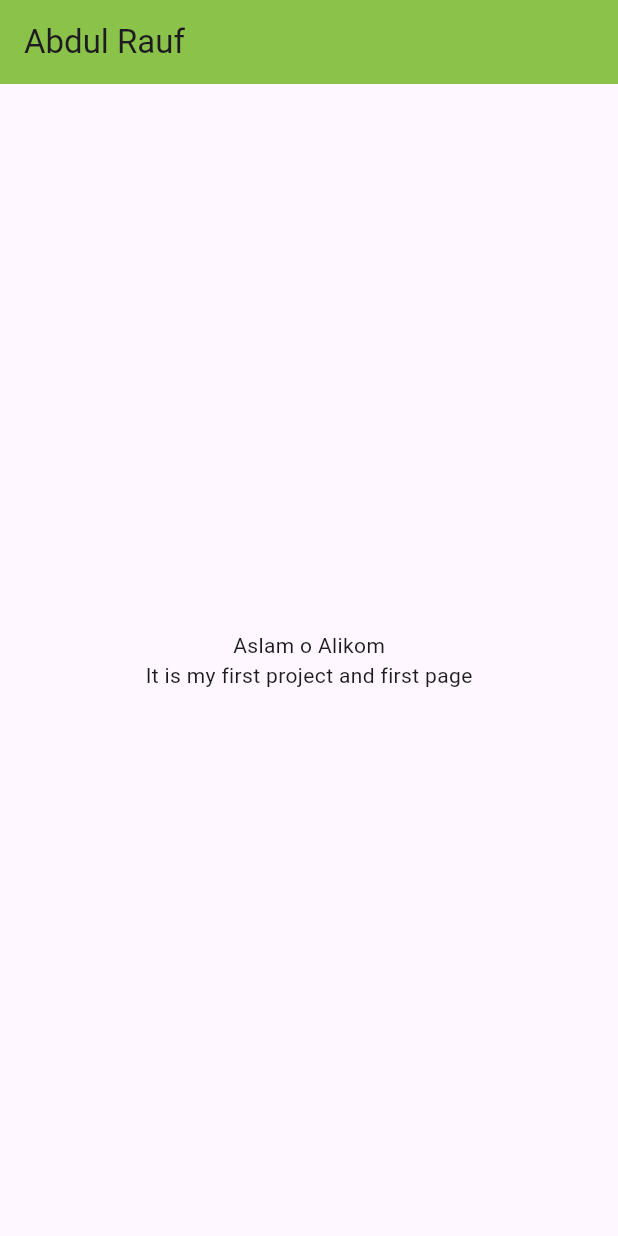
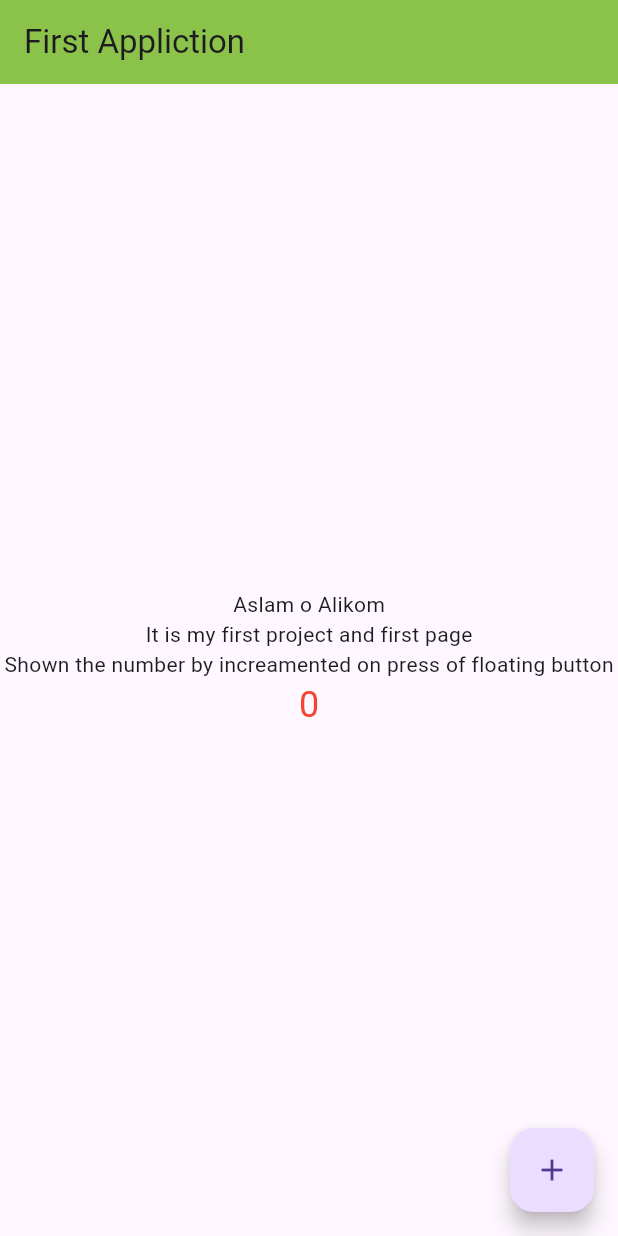
Before and after one commit to AbdulRauf67/flutter_RoadMap_app, a Flutter app: the screen it shows after launch, on a phone screen of 412 x 824 dp. Run offline on Flutter 3.47's test engine with Material 3 defaults, Android fonts, the phone set to English and light mode, and no system bars.

```diff
--- a/lib/main.dart
+++ b/lib/main.dart
@@ -1,5 +1,7 @@
 import 'package:flutter/material.dart';
 import 'package:first_flutter_project/uiScreens/home.dart';
+//import 'dart:js_interop';
+
 void main(){
  runApp(MyFirstApp());
 }
--- a/lib/uiScreens/home.dart
+++ b/lib/uiScreens/home.dart
@@ -1,17 +1,67 @@
+//import 'dart:js_interop';
 import 'package:flutter/animation.dart';
 import 'package:flutter/cupertino.dart';
 import 'package:flutter/material.dart';
+import 'package:flutter/rendering.dart';
 
-class FirstPage extends StatelessWidget{
+class FirstPage extends StatefulWidget{
 
   String title='';
   FirstPage(this.title);
 
+  // int counter=0;
+  // void Increment(){
+
+  //   counter=counter+1;
+  // }
+  //
+  // @override
+  // Widget build(BuildContext context) {
+  //   return Scaffold(
+  //     appBar: AppBar(
+  //       title: Text(this.title),
+  //       backgroundColor: Colors.lightGreen,
+  //     ),
+  //     body: Center(
+  //       child: Column(
+  //         mainAxisAlignment: MainAxisAlignment.center,
+  //         children: [
+  //           Text('Aslam o Alikom'),
+  //           Text('It is my first project and first page'),
+  //           Text('Shown the number by increamented on press of floating button'),
+  //           Text('$counter',style: TextStyle(fontSize: 24,backgroundColor: Colors.blue),),
+  //         ],
+  //       ),
+  //     ),
+  //     floatingActionButton: FloatingActionButton(
+  //       onPressed: Increment,
+  //
+  //       child: Icon(Icons.add),
+  //     ),
+  //   );
+  // }
+
+  @override
+  State<FirstPage> createState() => _StateClass();
+
+}
+
+class _StateClass extends State<FirstPage>{
+
+  int counter=0 ;
+  void _Increment(){
+    setState(() {
+      counter++;
+    });
+  }
+
   @override
   Widget build(BuildContext context) {
+
     return Scaffold(
+
       appBar: AppBar(
-        title: Text(this.title),
+        title: Text('First Appliction'),
         backgroundColor: Colors.lightGreen,
       ),
       body: Center(
@@ -19,12 +69,19 @@ class FirstPage extends StatelessWidget{
           mainAxisAlignment: MainAxisAlignment.center,
           children: [
             Text('Aslam o Alikom'),
-            Text('It is my first project and first page')
+            Text('It is my first project and first page'),
+            Text('Shown the number by increamented on press of floating button'),
+            Text('$counter',style: TextStyle(fontSize: 24,color: Colors.red),),
+
           ],
         ),
       ),
 
+      floatingActionButton: FloatingActionButton(
+        onPressed: _Increment,
+
+        child: Icon(Icons.add),
+      ),
     );
   }
-
 }
```
